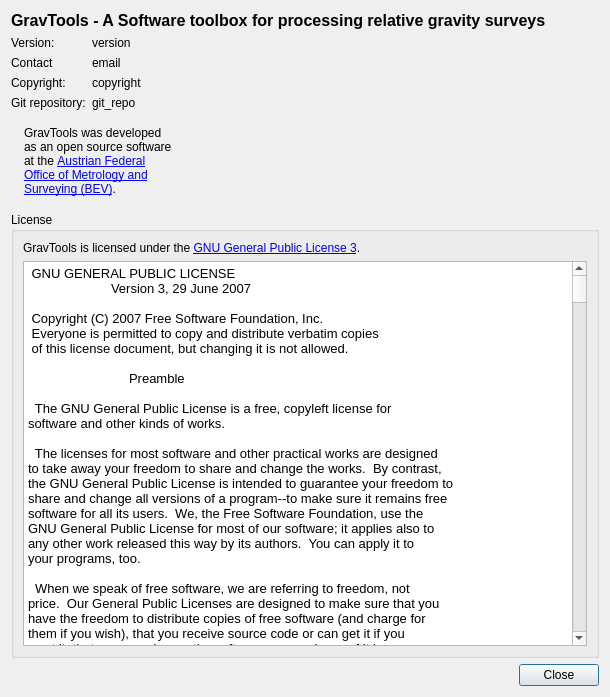
Old version of the form gravtools/gui/dialog_about.ui in the repository ahellers/GravTools.
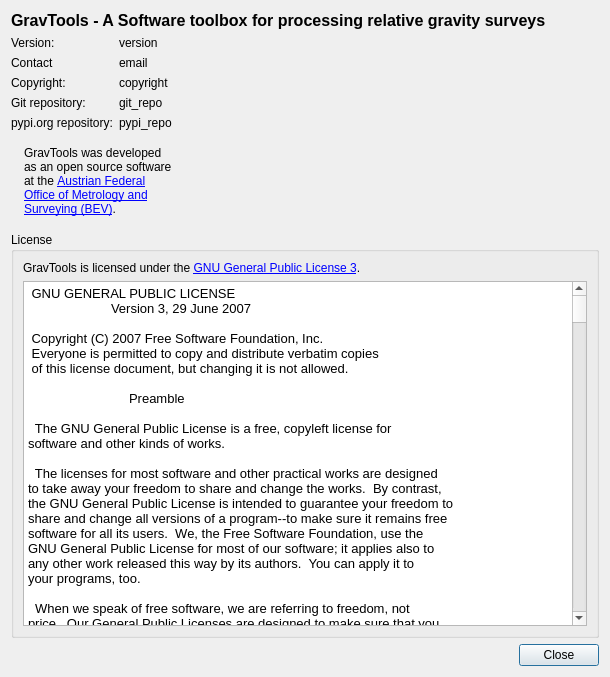
New version of the form. Icons and pictures are not drawn.

Commit message: Updated about dialog: gitlab und pypi repos; copyright year changed.

What changed in the file:
```diff
--- a/gravtools/gui/dialog_about.ui
+++ b/gravtools/gui/dialog_about.ui
@@ -7,7 +7,7 @@
     <x>0</x>
     <y>0</y>
     <width>610</width>
-    <height>697</height>
+    <height>677</height>
    </rect>
   </property>
   <property name="minimumSize">
@@ -101,6 +101,20 @@
        </property>
       </widget>
      </item>
+     <item row="4" column="0">
+      <widget class="QLabel" name="label_5">
+       <property name="text">
+        <string>pypi.org repository:</string>
+       </property>
+      </widget>
+     </item>
+     <item row="4" column="1">
+      <widget class="QLabel" name="label_pypi_repo">
+       <property name="text">
+        <string>pypi_repo</string>
+       </property>
+      </widget>
+     </item>
     </layout>
    </item>
    <item>
```
The commit also changes 3 other files.
